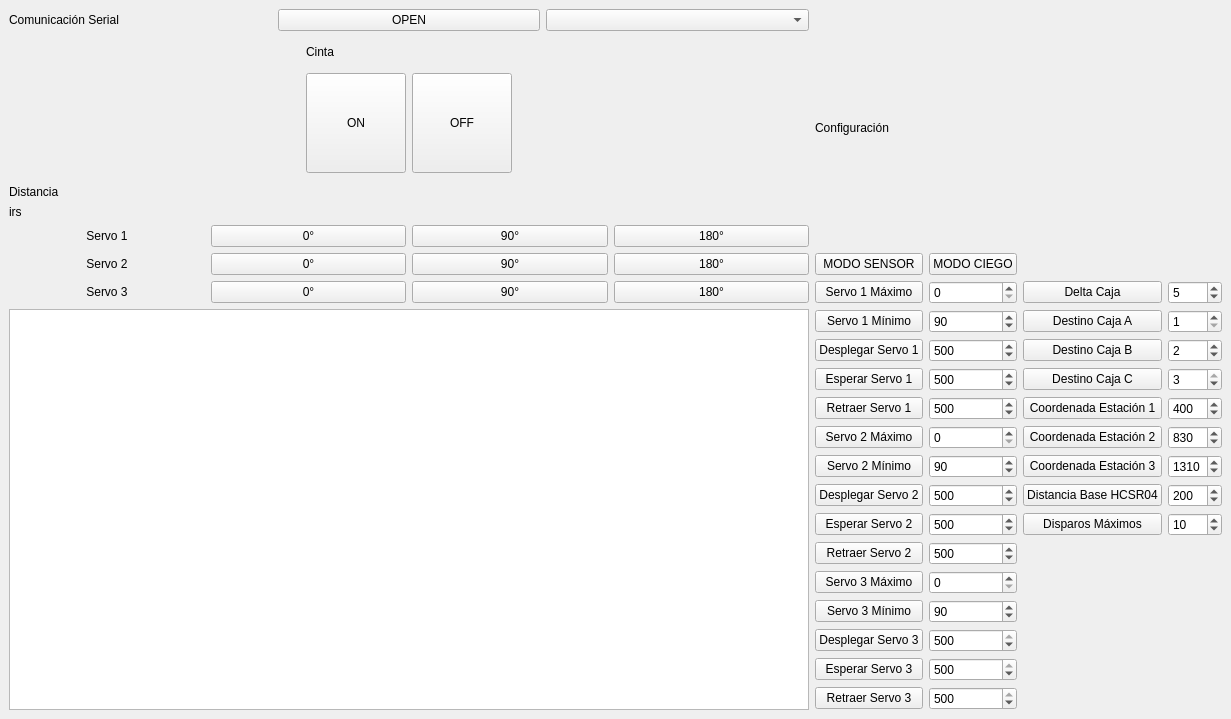
Qt form hmi_client/cinta-clasificadora-hmi-client/mainwindow.ui (LeoM320/cinta-clasificadora) before a commit.
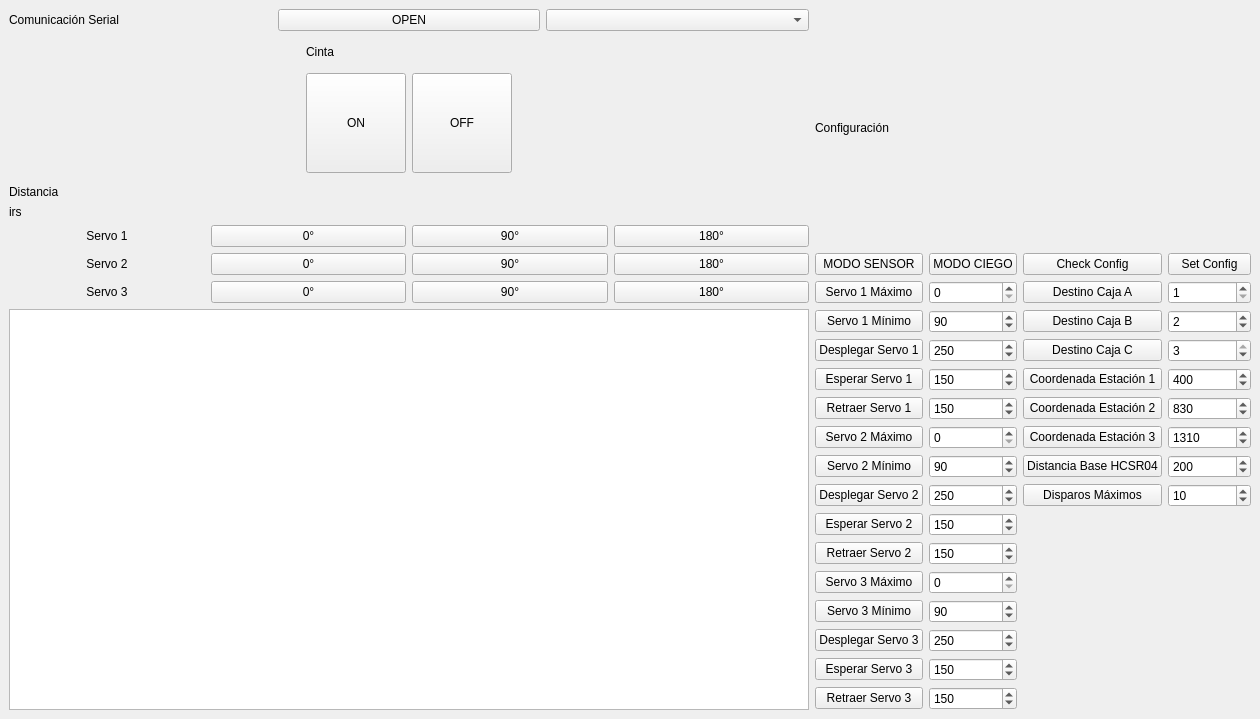
The same form after that commit.

```diff
--- a/hmi_client/cinta-clasificadora-hmi-client/mainwindow.ui
+++ b/hmi_client/cinta-clasificadora-hmi-client/mainwindow.ui
@@ -6,7 +6,7 @@
    <rect>
     <x>0</x>
     <y>0</y>
-    <width>1061</width>
+    <width>1260</width>
     <height>719</height>
    </rect>
   </property>
@@ -279,7 +279,7 @@
            <number>20000</number>
           </property>
           <property name="value">
-           <number>500</number>
+           <number>150</number>
           </property>
          </widget>
         </item>
@@ -311,13 +311,6 @@
           </property>
          </widget>
         </item>
-        <item row="2" column="2">
-         <widget class="QPushButton" name="delta_caja_btn">
-          <property name="text">
-           <string>Delta Caja</string>
-          </property>
-         </widget>
-        </item>
         <item row="11" column="0">
          <widget class="QPushButton" name="desp_sv1_btn">
           <property name="text">
@@ -338,7 +331,7 @@
            <number>20000</number>
           </property>
           <property name="value">
-           <number>500</number>
+           <number>150</number>
           </property>
          </widget>
         </item>
@@ -356,13 +349,6 @@
           </property>
          </widget>
         </item>
-        <item row="6" column="2">
-         <widget class="QPushButton" name="coord_est1_btn">
-          <property name="text">
-           <string>Coordenada Estación 1</string>
-          </property>
-         </widget>
-        </item>
         <item row="13" column="0">
          <widget class="QPushButton" name="ret_sv1_btn">
           <property name="text">
@@ -370,13 +356,6 @@
           </property>
          </widget>
         </item>
-        <item row="12" column="3">
-         <widget class="QSpinBox" name="disparosMax_spinBox">
-          <property name="value">
-           <number>10</number>
-          </property>
-         </widget>
-        </item>
         <item row="4" column="0">
          <widget class="QPushButton" name="desp_sv0_btn">
           <property name="text">
@@ -391,23 +370,13 @@
           </property>
          </widget>
         </item>
-        <item row="7" column="3">
-         <widget class="QSpinBox" name="coord_est2_spinBox">
-          <property name="maximum">
-           <number>1500</number>
-          </property>
-          <property name="value">
-           <number>830</number>
-          </property>
-         </widget>
-        </item>
         <item row="17" column="1">
          <widget class="QSpinBox" name="desp_sv2_spinBox">
           <property name="maximum">
            <number>500</number>
           </property>
           <property name="value">
-           <number>500</number>
+           <number>250</number>
           </property>
          </widget>
         </item>
@@ -421,13 +390,6 @@
           </property>
          </widget>
         </item>
-        <item row="3" column="2">
-         <widget class="QPushButton" name="dest_cajaA_btn">
-          <property name="text">
-           <string>Destino Caja A</string>
-          </property>
-         </widget>
-        </item>
         <item row="7" column="0">
          <widget class="QPushButton" name="set_sv1max_btn">
           <property name="text">
@@ -435,13 +397,6 @@
           </property>
          </widget>
         </item>
-        <item row="12" column="2">
-         <widget class="QPushButton" name="disparosMax_btn">
-          <property name="text">
-           <string>Disparos Máximos</string>
-          </property>
-         </widget>
-        </item>
         <item row="1" column="1">
          <widget class="QPushButton" name="modo_ciego_btn">
           <property name="text">
@@ -455,7 +410,7 @@
            <number>500</number>
           </property>
           <property name="value">
-           <number>500</number>
+           <number>150</number>
           </property>
          </widget>
         </item>
@@ -466,26 +421,6 @@
           </property>
          </widget>
         </item>
-        <item row="4" column="2">
-         <widget class="QPushButton" name="dest_cajaB_btn">
-          <property name="text">
-           <string>Destino Caja B</string>
-          </property>
-         </widget>
-        </item>
-        <item row="5" column="3">
-         <widget class="QSpinBox" name="dest_cajaC_spinBox">
-          <property name="minimum">
-           <number>1</number>
-          </property>
-          <property name="maximum">
-           <number>3</number>
-          </property>
-          <property name="value">
-           <number>3</number>
-          </property>
-         </widget>
-        </item>
         <item row="15" column="0">
          <widget class="QPushButton" name="set_sv2max_btn">
           <property name="text">
@@ -493,20 +428,13 @@
           </property>
          </widget>
         </item>
-        <item row="7" column="2">
-         <widget class="QPushButton" name="coord_est2_btn">
-          <property name="text">
-           <string>Coordenada Estación 2</string>
-          </property>
-         </widget>
-        </item>
         <item row="5" column="1">
          <widget class="QSpinBox" name="esp_sv0_spinBox">
           <property name="maximum">
            <number>20000</number>
           </property>
           <property name="value">
-           <number>500</number>
+           <number>150</number>
           </property>
          </widget>
         </item>
@@ -523,7 +451,7 @@
            <number>20000</number>
           </property>
           <property name="value">
-           <number>500</number>
+           <number>250</number>
           </property>
          </widget>
         </item>
@@ -534,20 +462,13 @@
           </property>
          </widget>
         </item>
-        <item row="5" column="2">
-         <widget class="QPushButton" name="dest_cajaC_btn">
-          <property name="text">
-           <string>Destino Caja C</string>
-          </property>
-         </widget>
-        </item>
         <item row="6" column="1">
          <widget class="QSpinBox" name="ret_sv0_spinBox">
           <property name="maximum">
            <number>1000</number>
           </property>
           <property name="value">
-           <number>500</number>
+           <number>150</number>
           </property>
          </widget>
         </item>
@@ -561,49 +482,13 @@
           </property>
          </widget>
         </item>
-        <item row="2" column="3">
-         <widget class="QSpinBox" name="delta_caja_spinBox">
-          <property name="maximum">
-           <number>100</number>
-          </property>
-          <property name="value">
-           <number>5</number>
-          </property>
-         </widget>
-        </item>
-        <item row="4" column="3">
-         <widget class="QSpinBox" name="dest_cajaB_spinBox">
-          <property name="minimum">
-           <number>1</number>
-          </property>
-          <property name="maximum">
-           <number>3</number>
-          </property>
-          <property name="value">
-           <number>2</number>
-          </property>
-         </widget>
-        </item>
         <item row="19" column="1">
          <widget class="QSpinBox" name="ret_sv2_spinBox">
           <property name="maximum">
            <number>500</number>
           </property>
           <property name="value">
-           <number>500</number>
-          </property>
-         </widget>
-        </item>
-        <item row="6" column="3">
-         <widget class="QSpinBox" name="coord_est1_spinBox">
-          <property name="enabled">
-           <bool>true</bool>
-          </property>
-          <property name="maximum">
-           <number>1500</number>
-          </property>
-          <property name="value">
-           <number>400</number>
+           <number>150</number>
           </property>
          </widget>
         </item>
@@ -613,7 +498,7 @@
            <number>20000</number>
           </property>
           <property name="value">
-           <number>500</number>
+           <number>250</number>
           </property>
          </widget>
         </item>
@@ -631,41 +516,136 @@
           </property>
          </widget>
         </item>
-        <item row="3" column="3">
-         <widget class="QSpinBox" name="dest_cajaA_spinBox">
-          <property name="minimum">
-           <number>1</number>
+        <item row="1" column="2">
+         <widget class="QPushButton" name="chk_conf_btn">
+          <property name="text">
+           <string>Check Config</string>
           </property>
-          <property name="maximum">
-           <number>3</number>
+         </widget>
+        </item>
+        <item row="1" column="3">
+         <widget class="QPushButton" name="set_conf_btn">
+          <property name="text">
+           <string>Set Config</string>
           </property>
          </widget>
         </item>
-        <item row="11" column="2">
-         <widget class="QPushButton" name="dist_hcsr_btn">
+        <item row="2" column="2">
+         <widget class="QPushButton" name="dest_cajaA_btn">
           <property name="text">
-           <string>Distancia Base HCSR04</string>
+           <string>Destino Caja A</string>
           </property>
          </widget>
         </item>
-        <item row="11" column="3">
-         <widget class="QSpinBox" name="dist_hcsr_spinBox">
-          <property name="maximum">
-           <number>250</number>
+        <item row="3" column="2">
+         <widget class="QPushButton" name="dest_cajaB_btn">
+          <property name="text">
+           <string>Destino Caja B</string>
           </property>
-          <property name="value">
-           <number>200</number>
+         </widget>
+        </item>
+        <item row="4" column="2">
+         <widget class="QPushButton" name="dest_cajaC_btn">
+          <property name="text">
+           <string>Destino Caja C</string>
           </property>
          </widget>
         </item>
-        <item row="9" column="2">
+        <item row="5" column="2">
+         <widget class="QPushButton" name="coord_est1_btn">
+          <property name="text">
+           <string>Coordenada Estación 1</string>
+          </property>
+         </widget>
+        </item>
+        <item row="6" column="2">
+         <widget class="QPushButton" name="coord_est2_btn">
+          <property name="text">
+           <string>Coordenada Estación 2</string>
+          </property>
+         </widget>
+        </item>
+        <item row="7" column="2">
          <widget class="QPushButton" name="coord_est3_btn">
           <property name="text">
            <string>Coordenada Estación 3</string>
           </property>
          </widget>
         </item>
-        <item row="9" column="3">
+        <item row="9" column="2">
+         <widget class="QPushButton" name="dist_hcsr_btn">
+          <property name="text">
+           <string>Distancia Base HCSR04</string>
+          </property>
+         </widget>
+        </item>
+        <item row="11" column="2">
+         <widget class="QPushButton" name="disparosMax_btn">
+          <property name="text">
+           <string>Disparos Máximos</string>
+          </property>
+         </widget>
+        </item>
+        <item row="2" column="3">
+         <widget class="QSpinBox" name="dest_cajaA_spinBox">
+          <property name="minimum">
+           <number>1</number>
+          </property>
+          <property name="maximum">
+           <number>3</number>
+          </property>
+         </widget>
+        </item>
+        <item row="3" column="3">
+         <widget class="QSpinBox" name="dest_cajaB_spinBox">
+          <property name="minimum">
+           <number>1</number>
+          </property>
+          <property name="maximum">
+           <number>3</number>
+          </property>
+          <property name="value">
+           <number>2</number>
+          </property>
+         </widget>
+        </item>
+        <item row="4" column="3">
+         <widget class="QSpinBox" name="dest_cajaC_spinBox">
+          <property name="minimum">
+           <number>1</number>
+          </property>
+          <property name="maximum">
+           <number>3</number>
+          </property>
+          <property name="value">
+           <number>3</number>
+          </property>
+         </widget>
+        </item>
+        <item row="5" column="3">
+         <widget class="QSpinBox" name="coord_est1_spinBox">
+          <property name="enabled">
+           <bool>true</bool>
+          </property>
+          <property name="maximum">
+           <number>1500</number>
+          </property>
+          <property name="value">
+           <number>400</number>
+          </property>
+         </widget>
+        </item>
+        <item row="6" column="3">
+         <widget class="QSpinBox" name="coord_est2_spinBox">
+          <property name="maximum">
+           <number>1500</number>
+          </property>
+          <property name="value">
+           <number>830</number>
+          </property>
+         </widget>
+        </item>
+        <item row="7" column="3">
          <widget class="QSpinBox" name="coord_est3_spinBox">
           <property name="maximum">
            <number>1500</number>
@@ -675,6 +655,23 @@
           </property>
          </widget>
         </item>
+        <item row="9" column="3">
+         <widget class="QSpinBox" name="dist_hcsr_spinBox">
+          <property name="maximum">
+           <number>250</number>
+          </property>
+          <property name="value">
+           <number>200</number>
+          </property>
+         </widget>
+        </item>
+        <item row="11" column="3">
+         <widget class="QSpinBox" name="disparosMax_spinBox">
+          <property name="value">
+           <number>10</number>
+          </property>
+         </widget>
+        </item>
        </layout>
       </item>
      </layout>
```
Left out of the diff: 106 changed lines with no effect on the pictures.
